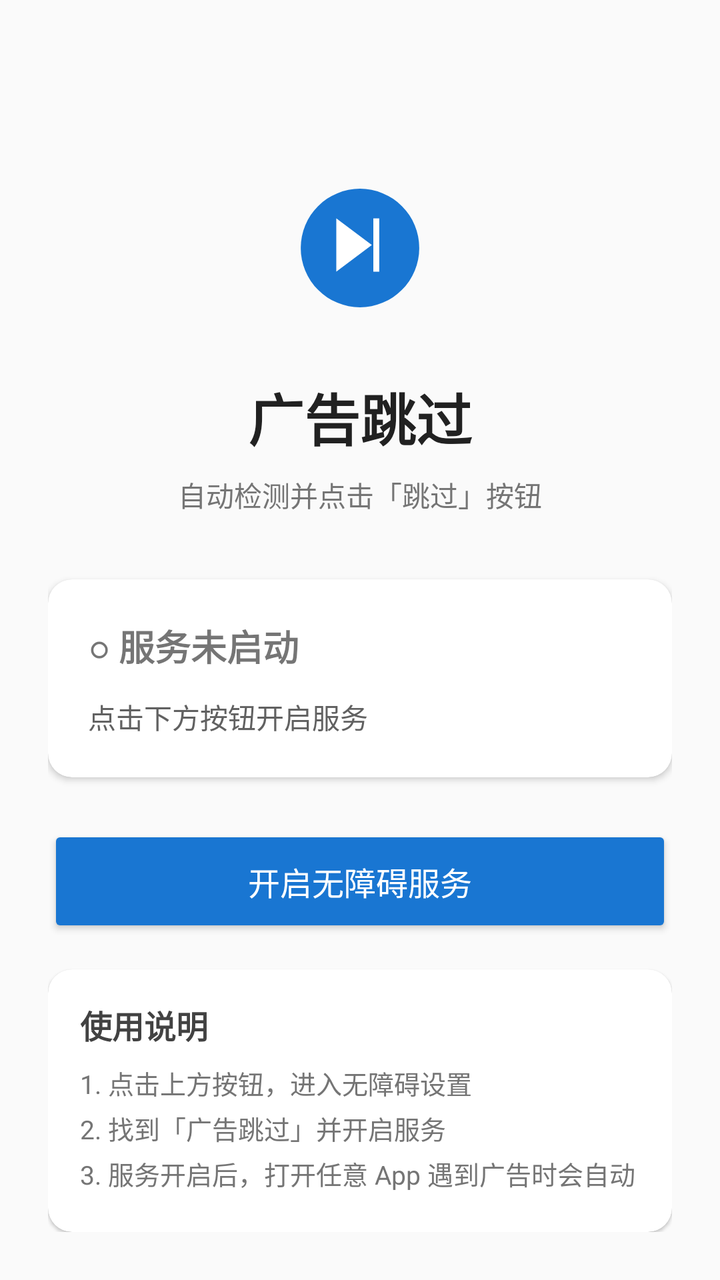
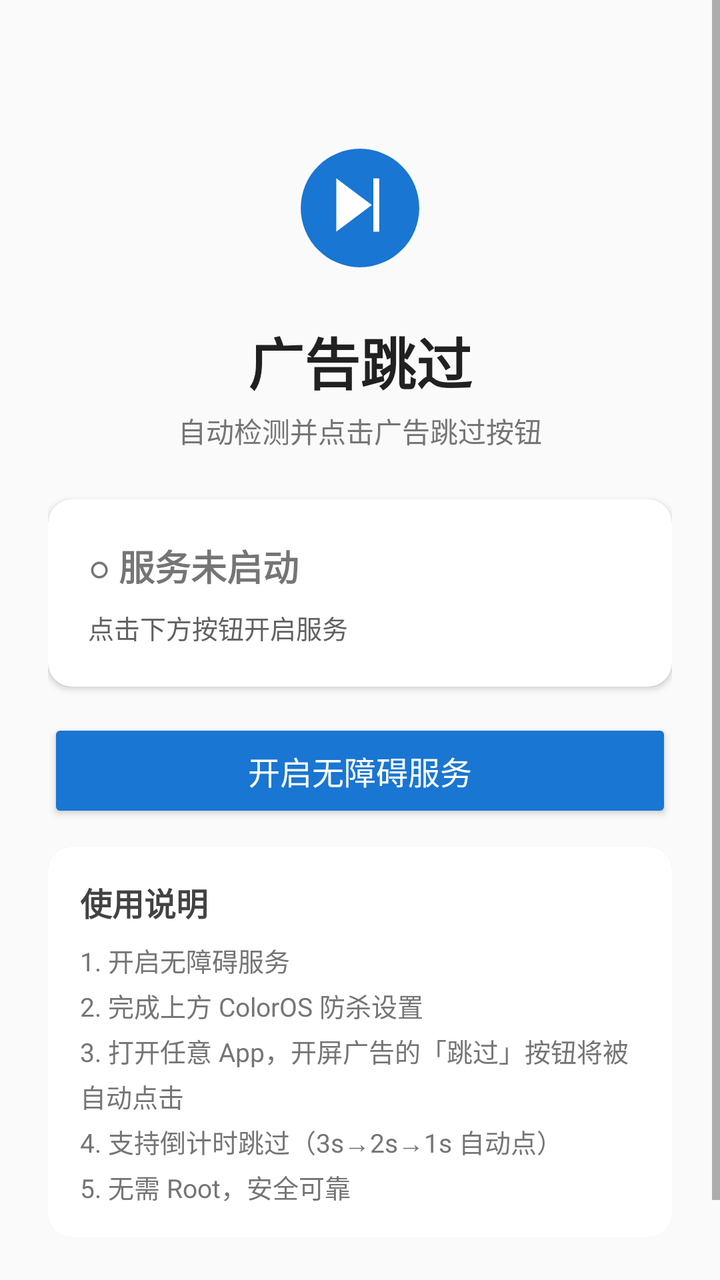

Screens rendered from an Android XML layout before and after an edit, with the pre-edit source and the edit as a unified diff.
<!-- AndroidManifest.xml: application theme Theme.AdSkip -->
<!-- res/layout/activity_main.xml -->
<?xml version="1.0" encoding="utf-8"?>
<LinearLayout xmlns:android="http://schemas.android.com/apk/res/android"
    xmlns:app="http://schemas.android.com/apk/res-auto"
    android:layout_width="match_parent"
    android:layout_height="match_parent"
    android:orientation="vertical"
    android:padding="24dp"
    android:gravity="center_horizontal"
    android:background="#FAFAFA">

    
    <View
        android:layout_width="80dp"
        android:layout_height="80dp"
        android:layout_marginTop="60dp"
        android:layout_marginBottom="24dp"
        android:background="@drawable/ic_app_icon" />

    
    <TextView
        android:layout_width="wrap_content"
        android:layout_height="wrap_content"
        android:text="广告跳过"
        android:textSize="28sp"
        android:textColor="#212121"
        android:textStyle="bold"
        android:layout_marginBottom="8dp" />

    <TextView
        android:layout_width="wrap_content"
        android:layout_height="wrap_content"
        android:text="自动检测并点击「跳过」按钮"
        android:textSize="14sp"
        android:textColor="#757575"
        android:layout_marginBottom="32dp" />

    
    <androidx.cardview.widget.CardView
        android:layout_width="match_parent"
        android:layout_height="wrap_content"
        android:layout_marginBottom="24dp"
        app:cardCornerRadius="12dp"
        app:cardElevation="2dp">

        <LinearLayout
            android:layout_width="match_parent"
            android:layout_height="wrap_content"
            android:orientation="vertical"
            android:padding="20dp">

            <TextView
                android:id="@+id/tv_status"
                android:layout_width="wrap_content"
                android:layout_height="wrap_content"
                android:textSize="18sp"
                android:textStyle="bold"
                android:layout_marginBottom="12dp"
                android:text="○ 服务未启动" />

            <TextView
                android:id="@+id/tv_guide"
                android:layout_width="wrap_content"
                android:layout_height="wrap_content"
                android:textSize="14sp"
                android:textColor="#616161"
                android:lineSpacingExtra="4dp"
                android:text="点击下方按钮开启服务" />
        </LinearLayout>
    </androidx.cardview.widget.CardView>

    
    <Button
        android:id="@+id/btn_toggle"
        android:layout_width="match_parent"
        android:layout_height="56dp"
        android:text="开启无障碍服务"
        android:textSize="16sp"
        android:textColor="#FFFFFF"
        android:backgroundTint="#1976D2"
        android:layout_marginBottom="16dp" />

    
    <androidx.cardview.widget.CardView
        android:layout_width="match_parent"
        android:layout_height="wrap_content"
        app:cardCornerRadius="12dp"
        app:cardElevation="1dp">

        <LinearLayout
            android:layout_width="match_parent"
            android:layout_height="wrap_content"
            android:orientation="vertical"
            android:padding="16dp">

            <TextView
                android:layout_width="wrap_content"
                android:layout_height="wrap_content"
                android:text="使用说明"
                android:textSize="16sp"
                android:textStyle="bold"
                android:textColor="#424242"
                android:layout_marginBottom="8dp" />

            <TextView
                android:layout_width="wrap_content"
                android:layout_height="wrap_content"
                android:textSize="13sp"
                android:textColor="#757575"
                android:lineSpacingExtra="4dp"
                android:text="1. 点击上方按钮，进入无障碍设置\n2. 找到「广告跳过」并开启服务\n3. 服务开启后，打开任意 App 遇到广告时会自动点击「跳过」按钮\n4. 无需 Root，安全可靠" />
        </LinearLayout>
    </androidx.cardview.widget.CardView>

</LinearLayout>
<!-- resources referenced by this layout -->
<resources>
  <!-- drawable ic_app_icon (drawable) -->
  <?xml version="1.0" encoding="utf-8"?>
  <vector xmlns:android="http://schemas.android.com/apk/res/android"
      android:width="108dp"
      android:height="108dp"
      android:viewportWidth="108"
      android:viewportHeight="108">
  
      
      <path
          android:fillColor="#1976D2"
          android:pathData="M54,54m-40,0a40,40 0,1 1,80 0a40,40 0,1 1,-80 0" />
  
      
      <path
          android:fillColor="#FFFFFF"
          android:pathData="M38,34l24,18l-24,18z" />
      <path
          android:fillColor="#FFFFFF"
          android:pathData="M63,34l4,0l0,36l-4,0z" />
  
  </vector>
  <style name="Theme.AdSkip" parent="Theme.MaterialComponents.Light.NoActionBar">
          <item name="colorPrimary">@color/primary</item>
          <item name="colorPrimaryDark">@color/primary_dark</item>
          <item name="colorAccent">@color/accent</item>
          <item name="android:statusBarColor">@color/primary_dark</item>
      </style>
  <color name="primary">#FF1976D2</color>
  <color name="primary_dark">#FF1565C0</color>
  <color name="accent">#FF4CAF50</color>
</resources>

<!-- the commit's change to res/layout/activity_main.xml (unified diff, before → after) -->
@@ -1,114 +1,181 @@
 <?xml version="1.0" encoding="utf-8"?>
-<LinearLayout xmlns:android="http://schemas.android.com/apk/res/android"
+<ScrollView xmlns:android="http://schemas.android.com/apk/res/android"
     xmlns:app="http://schemas.android.com/apk/res-auto"
     android:layout_width="match_parent"
     android:layout_height="match_parent"
-    android:orientation="vertical"
-    android:padding="24dp"
-    android:gravity="center_horizontal"
     android:background="#FAFAFA">
 
-    
-    <View
-        android:layout_width="80dp"
-        android:layout_height="80dp"
-        android:layout_marginTop="60dp"
-        android:layout_marginBottom="24dp"
-        android:background="@drawable/ic_app_icon" />
-
-    
-    <TextView
-        android:layout_width="wrap_content"
-        android:layout_height="wrap_content"
-        android:text="广告跳过"
-        android:textSize="28sp"
-        android:textColor="#212121"
-        android:textStyle="bold"
-        android:layout_marginBottom="8dp" />
-
-    <TextView
-        android:layout_width="wrap_content"
-        android:layout_height="wrap_content"
-        android:text="自动检测并点击「跳过」按钮"
-        android:textSize="14sp"
-        android:textColor="#757575"
-        android:layout_marginBottom="32dp" />
-
-    
-    <androidx.cardview.widget.CardView
+    <LinearLayout
         android:layout_width="match_parent"
         android:layout_height="wrap_content"
-        android:layout_marginBottom="24dp"
-        app:cardCornerRadius="12dp"
-        app:cardElevation="2dp">
+        android:orientation="vertical"
+        android:padding="24dp"
+        android:gravity="center_horizontal">
 
-        <LinearLayout
+        
+        <View
+            android:layout_width="80dp"
+            android:layout_height="80dp"
+            android:layout_marginTop="40dp"
+            android:layout_marginBottom="16dp"
+            android:background="@drawable/ic_app_icon" />
+
+        <TextView
+            android:layout_width="wrap_content"
+            android:layout_height="wrap_content"
+            android:text="广告跳过"
+            android:textSize="28sp"
+            android:textColor="#212121"
+            android:textStyle="bold"
+            android:layout_marginBottom="4dp" />
+
+        <TextView
+            android:layout_width="wrap_content"
+            android:layout_height="wrap_content"
+            android:text="自动检测并点击广告跳过按钮"
+            android:textSize="14sp"
+            android:textColor="#757575"
+            android:layout_marginBottom="24dp" />
+
+        
+        <androidx.cardview.widget.CardView
             android:layout_width="match_parent"
             android:layout_height="wrap_content"
-            android:orientation="vertical"
-            android:padding="20dp">
+            android:layout_marginBottom="16dp"
+            app:cardCornerRadius="12dp"
+            app:cardElevation="2dp">
 
-            <TextView
-                android:id="@+id/tv_status"
-                android:layout_width="wrap_content"
+            <LinearLayout
+                android:layout_width="match_parent"
                 android:layout_height="wrap_content"
-                android:textSize="18sp"
-                android:textStyle="bold"
-                android:layout_marginBottom="12dp"
-                android:text="○ 服务未启动" />
+                android:orientation="vertical"
+                android:padding="20dp">
 
-            <TextView
-                android:id="@+id/tv_guide"
-                android:layout_width="wrap_content"
-                android:layout_height="wrap_content"
-                android:textSize="14sp"
-                android:textColor="#616161"
-                android:lineSpacingExtra="4dp"
-                android:text="点击下方按钮开启服务" />
-        </LinearLayout>
-    </androidx.cardview.widget.CardView>
+                <TextView
+                    android:id="@+id/tv_status"
+                    android:layout_width="wrap_content"
+                    android:layout_height="wrap_content"
+                    android:textSize="18sp"
+                    android:textStyle="bold"
+                    android:layout_marginBottom="8dp"
+                    android:text="○ 服务未启动" />
 
-    
-    <Button
-        android:id="@+id/btn_toggle"
-        android:layout_width="match_parent"
-        android:layout_height="56dp"
-        android:text="开启无障碍服务"
-        android:textSize="16sp"
-        android:textColor="#FFFFFF"
-        android:backgroundTint="#1976D2"
-        android:layout_marginBottom="16dp" />
+                <TextView
+                    android:id="@+id/tv_guide"
+                    android:layout_width="match_parent"
+                    android:layout_height="wrap_content"
+                    android:textSize="13sp"
+                    android:textColor="#616161"
+                    android:lineSpacingExtra="4dp"
+                    android:text="点击下方按钮开启服务" />
+            </LinearLayout>
+        </androidx.cardview.widget.CardView>
 
-    
-    <androidx.cardview.widget.CardView
-        android:layout_width="match_parent"
-        android:layout_height="wrap_content"
-        app:cardCornerRadius="12dp"
-        app:cardElevation="1dp">
+        
+        <Button
+            android:id="@+id/btn_toggle"
+            android:layout_width="match_parent"
+            android:layout_height="52dp"
+            android:text="开启无障碍服务"
+            android:textSize="16sp"
+            android:textColor="#FFFFFF"
+            android:backgroundTint="#1976D2"
+            android:layout_marginBottom="12dp" />
 
-        <LinearLayout
+        
+        <TextView
+            android:id="@+id/tv_whitelist_title"
             android:layout_width="match_parent"
             android:layout_height="wrap_content"
-            android:orientation="vertical"
-            android:padding="16dp">
+            android:text="ColorOS 防杀后台设置（重要）"
+            android:textSize="15sp"
+            android:textStyle="bold"
+            android:textColor="#E65100"
+            android:layout_marginTop="8dp"
+            android:layout_marginBottom="8dp"
+            android:visibility="gone" />
 
-            <TextView
-                android:layout_width="wrap_content"
+        <androidx.cardview.widget.CardView
+            android:id="@+id/card_whitelist"
+            android:layout_width="match_parent"
+            android:layout_height="wrap_content"
+            android:layout_marginBottom="12dp"
+            app:cardCornerRadius="12dp"
+            app:cardElevation="1dp"
+            android:visibility="gone">
+
+            <LinearLayout
+                android:layout_width="match_parent"
                 android:layout_height="wrap_content"
-                android:text="使用说明"
-                android:textSize="16sp"
-                android:textStyle="bold"
-                android:textColor="#424242"
-                android:layout_marginBottom="8dp" />
+                android:orientation="vertical"
+                android:padding="16dp">
 
-            <TextView
-                android:layout_width="wrap_content"
+                <TextView
+                    android:layout_width="wrap_content"
+                    android:layout_height="wrap_content"
+                    android:textSize="13sp"
+                    android:textColor="#757575"
+                    android:lineSpacingExtra="6dp"
+                    android:text="ColorOS 会杀后台进程导致服务失效，请完成以下设置：\n\n1. 应用速冻 → 关闭「广告跳过」\n2. 后台冻结 → 关闭\n3. 自启动管理 → 允许" />
+
+                <Button
+                    android:id="@+id/btn_battery"
+                    android:layout_width="match_parent"
+                    android:layout_height="44dp"
+                    android:layout_marginTop="12dp"
+                    android:text="打开耗电管理"
+                    android:textSize="14sp"
+                    android:textColor="#FFFFFF"
+                    android:backgroundTint="#E65100"
+                    android:layout_marginBottom="8dp" />
+
+                <Button
+                    android:id="@+id/btn_autostart"
+                    android:layout_width="match_parent"
+                    android:layout_height="44dp"
+                    android:text="打开自启动管理"
+                    android:textSize="14sp"
+                    android:textColor="#FFFFFF"
+                    android:backgroundTint="#FF8F00" />
+
+            </LinearLayout>
+        </androidx.cardview.widget.CardView>
+
+        
+        <androidx.cardview.widget.CardView
+            android:layout_width="match_parent"
+            android:layout_height="wrap_content"
+            app:cardCornerRadius="12dp"
+            app:cardElevation="1dp">
+
+            <LinearLayout
+                android:layout_width="match_parent"
                 android:layout_height="wrap_content"
-                android:textSize="13sp"
-                android:textColor="#757575"
-                android:lineSpacingExtra="4dp"
-                android:text="1. 点击上方按钮，进入无障碍设置\n2. 找到「广告跳过」并开启服务\n3. 服务开启后，打开任意 App 遇到广告时会自动点击「跳过」按钮\n4. 无需 Root，安全可靠" />
-        </LinearLayout>
-    </androidx.cardview.widget.CardView>
+                android:orientation="vertical"
+                android:padding="16dp">
 
-</LinearLayout>
+                <TextView
+                    android:layout_width="wrap_content"
+                    android:layout_height="wrap_content"
+                    android:text="使用说明"
+                    android:textSize="16sp"
+                    android:textStyle="bold"
+                    android:textColor="#424242"
+                    android:layout_marginBottom="8dp" />
+
+                <TextView
+                    android:layout_width="wrap_content"
+                    android:layout_height="wrap_content"
+                    android:textSize="13sp"
+                    android:textColor="#757575"
+                    android:lineSpacingExtra="4dp"
+                    android:text="1. 开启无障碍服务\n2. 完成上方 ColorOS 防杀设置\n3. 打开任意 App，开屏广告的「跳过」按钮将被自动点击\n4. 支持倒计时跳过（3s→2s→1s 自动点）\n5. 无需 Root，安全可靠" />
+            </LinearLayout>
+        </androidx.cardview.widget.CardView>
+
+        <View
+            android:layout_width="match_parent"
+            android:layout_height="40dp" />
+
+    </LinearLayout>
+</ScrollView>
